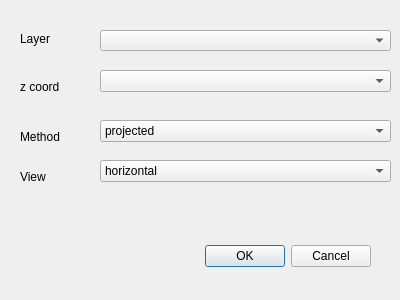
Old version of the form profileAAR_dialog_base.ui in the repository ISAAKiel/profileAAR.
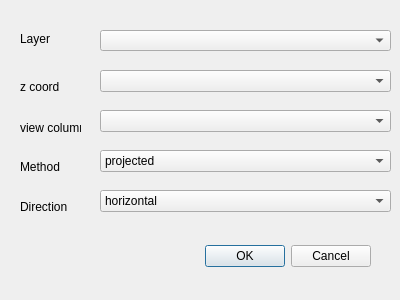
New version of the form.

Commit message: data in a list

```diff
--- a/profileAAR_dialog_base.ui
+++ b/profileAAR_dialog_base.ui
@@ -79,7 +79,7 @@
    <property name="geometry">
     <rect>
      <x>100</x>
-     <y>120</y>
+     <y>150</y>
      <width>291</width>
      <height>22</height>
     </rect>
@@ -99,7 +99,7 @@
    <property name="geometry">
     <rect>
      <x>20</x>
-     <y>130</y>
+     <y>160</y>
      <width>47</width>
      <height>13</height>
     </rect>
@@ -112,20 +112,20 @@
    <property name="geometry">
     <rect>
      <x>20</x>
-     <y>170</y>
+     <y>200</y>
      <width>47</width>
      <height>13</height>
     </rect>
    </property>
    <property name="text">
-    <string>View</string>
+    <string>Direction</string>
    </property>
   </widget>
-  <widget class="QComboBox" name="viewCombo">
+  <widget class="QComboBox" name="directionCombo">
    <property name="geometry">
     <rect>
      <x>100</x>
-     <y>160</y>
+     <y>190</y>
      <width>291</width>
      <height>22</height>
     </rect>
@@ -141,6 +141,29 @@
     </property>
    </item>
   </widget>
+  <widget class="QComboBox" name="viewCombo">
+   <property name="geometry">
+    <rect>
+     <x>100</x>
+     <y>110</y>
+     <width>291</width>
+     <height>22</height>
+    </rect>
+   </property>
+  </widget>
+  <widget class="QLabel" name="label_5">
+   <property name="geometry">
+    <rect>
+     <x>20</x>
+     <y>120</y>
+     <width>61</width>
+     <height>16</height>
+    </rect>
+   </property>
+   <property name="text">
+    <string>view column</string>
+   </property>
+  </widget>
  </widget>
  <resources/>
  <connections>
```
The commit also changes 2 other files.
